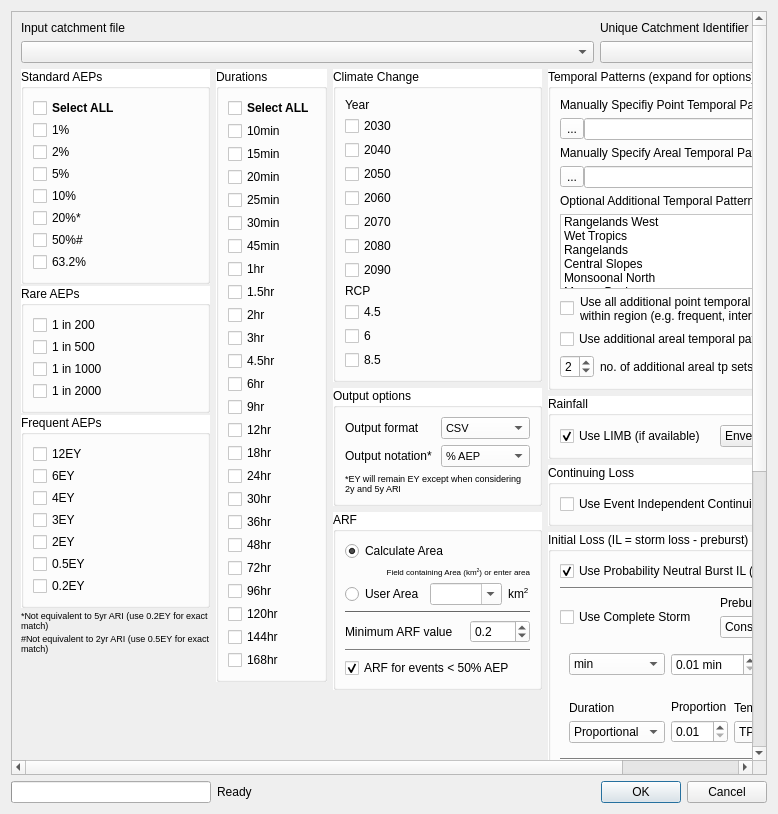
Old version of the form tuflow/forms/ui_tuflowqgis_arr2016.ui in the repository TUFLOW-Support/QGIS-TUFLOW-Plugin.
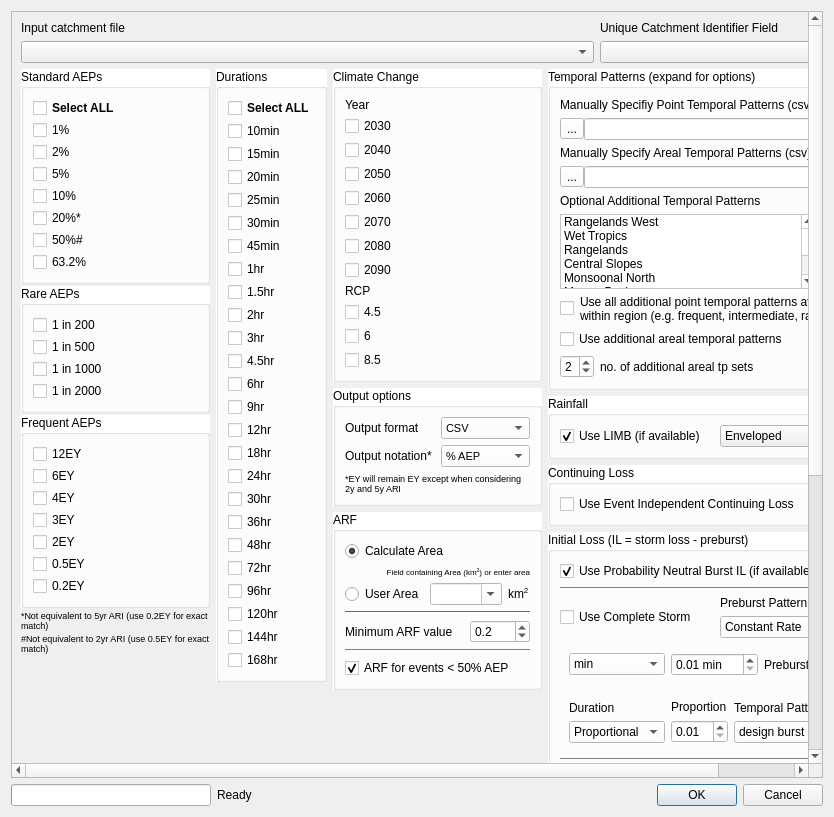
New version of the form. Custom widgets are drawn as their Qt base class.

The edit to the form file:
```diff
--- a/tuflow/forms/ui_tuflowqgis_arr2016.ui
+++ b/tuflow/forms/ui_tuflowqgis_arr2016.ui
@@ -6,8 +6,8 @@
    <rect>
     <x>0</x>
     <y>0</y>
-    <width>778</width>
-    <height>814</height>
+    <width>834</width>
+    <height>817</height>
    </rect>
   </property>
   <property name="windowTitle">
@@ -74,9 +74,9 @@
       <property name="geometry">
        <rect>
         <x>0</x>
-        <y>0</y>
-        <width>744</width>
-        <height>1123</height>
+        <y>-213</y>
+        <width>795</width>
+        <height>1136</height>
        </rect>
       </property>
       <layout class="QGridLayout" name="gridLayout_7">
@@ -6257,6 +6257,11 @@
                      </item>
                      <item>
                       <widget class="QComboBox" name="cboTP">
+                       <item>
+                        <property name="text">
+                         <string>design burst</string>
+                        </property>
+                       </item>
                        <item>
                         <property name="text">
                          <string>TP01</string>
```
Left out of the diff: 17 changed lines with no effect on the pictures.
